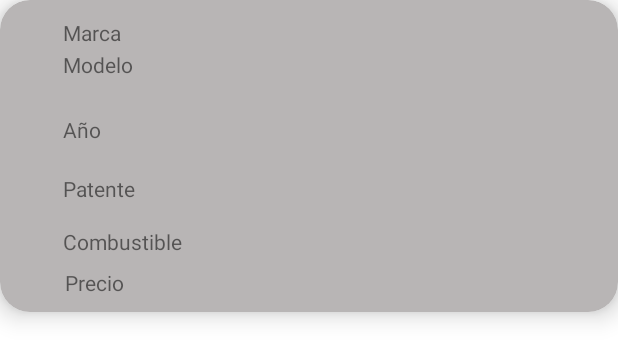
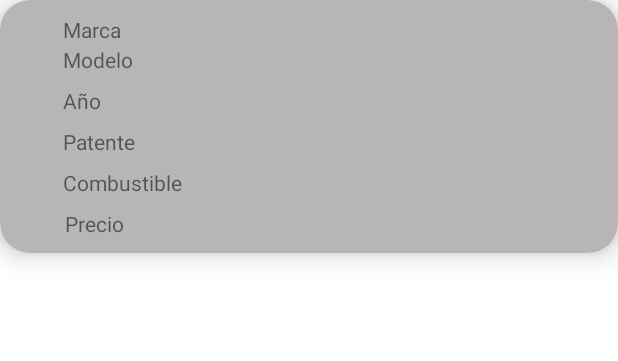
Before and after one commit to gabriel-1993/examenAndroidTorrez, an Android app: the layout tarjeta.xml on its own in the app's theme, with its tools: preview values and no code run, on a phone screen of 412 x 824 dp. Shown: the top 361 px of the screen. Run offline under Robolectric (Android 15) with nearby library versions, the phone set to English and light mode, and no system bars.

Commit message:
estilosTarjetaAuto

```diff
--- a/app/src/main/res/layout/tarjeta.xml
+++ b/app/src/main/res/layout/tarjeta.xml
@@ -40,7 +40,7 @@
             android:layout_width="80dp"
             android:layout_height="wrap_content"
             android:layout_marginStart="32dp"
-            android:layout_marginBottom="24dp"
+            android:layout_marginBottom="8dp"
             android:text="Modelo"
             app:layout_constraintBottom_toTopOf="@+id/textView16"
             app:layout_constraintStart_toStartOf="parent" />
@@ -49,7 +49,7 @@
             android:id="@+id/tvModelo"
             android:layout_width="148dp"
             android:layout_height="wrap_content"
-            android:layout_marginBottom="24dp"
+            android:layout_marginBottom="4dp"
             app:layout_constraintBottom_toTopOf="@+id/tvAnio"
             app:layout_constraintEnd_toEndOf="parent"
             app:layout_constraintHorizontal_bias="0.507"
@@ -60,7 +60,7 @@
             android:layout_width="80dp"
             android:layout_height="wrap_content"
             android:layout_marginStart="32dp"
-            android:layout_marginBottom="20dp"
+            android:layout_marginBottom="8dp"
             android:text="Año"
             app:layout_constraintBottom_toTopOf="@+id/textView8"
             app:layout_constraintStart_toStartOf="parent" />
@@ -69,7 +69,7 @@
             android:id="@+id/tvAnio"
             android:layout_width="148dp"
             android:layout_height="wrap_content"
-            android:layout_marginBottom="24dp"
+            android:layout_marginBottom="8dp"
             app:layout_constraintBottom_toTopOf="@+id/tvPatente"
             app:layout_constraintEnd_toEndOf="parent"
             app:layout_constraintStart_toEndOf="@+id/textView16" />
@@ -79,7 +79,7 @@
             android:layout_width="80sp"
             android:layout_height="wrap_content"
             android:layout_marginStart="32dp"
-            android:layout_marginBottom="16dp"
+            android:layout_marginBottom="8dp"
             android:text="Patente"
             android:textSize="14sp"
             app:layout_constraintBottom_toTopOf="@+id/textView17"
@@ -89,7 +89,7 @@
             android:id="@+id/tvPatente"
             android:layout_width="148dp"
             android:layout_height="wrap_content"
-            android:layout_marginBottom="16dp"
+            android:layout_marginBottom="8dp"
             app:layout_constraintBottom_toTopOf="@+id/tvCombustible"
             app:layout_constraintEnd_toEndOf="parent"
             app:layout_constraintStart_toEndOf="@+id/textView8" />
```
Also changed, not shown: app/src/main/res/layout/fragment_cargar.xml (+10 -10 lines).
